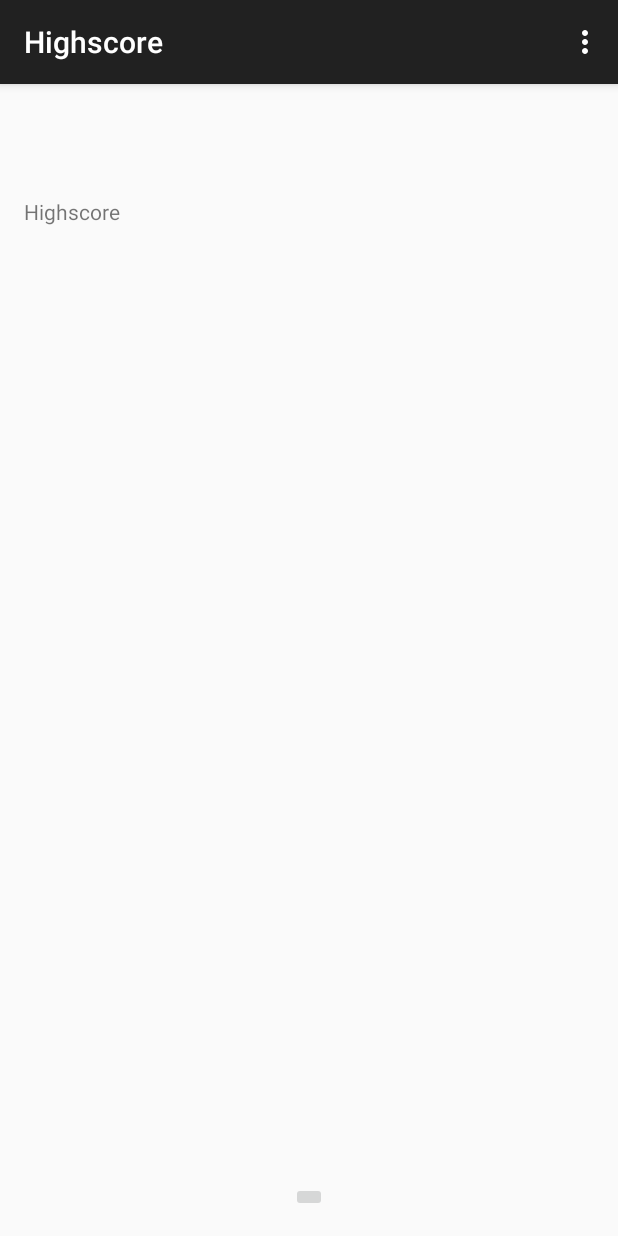
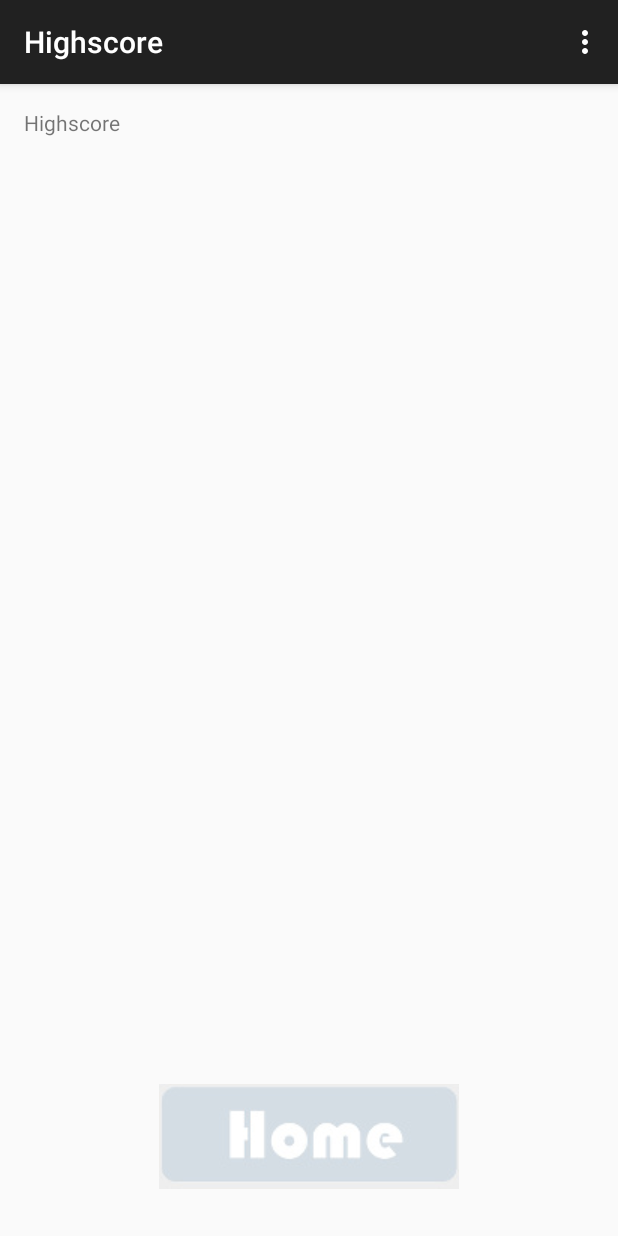
Before and after one commit to Chynn/Confusion, an Android app: the HighscoreActivity screen opened directly, with no data from a screen before it, on a phone screen of 412 x 824 dp. Run offline under Robolectric (Android 15) with nearby library versions, the phone set to English and light mode, and no system bars; Roboto replaces fonts that are not available here.

Commit message:
added Home Button

```diff
--- a/app/src/main/res/layout/activity_highscore.xml
+++ b/app/src/main/res/layout/activity_highscore.xml
@@ -11,9 +11,9 @@
         android:layout_height="400dp"
         android:text="Highscore"
         android:id="@+id/viewHighscore"
-        android:layout_alignParentTop="true"
-        android:layout_marginTop="59dp"
-        android:layout_alignParentEnd="true" />
+        android:layout_alignParentEnd="true"
+        android:layout_above="@+id/backButton"
+        android:layout_alignParentTop="true" />
 
     <ImageButton
         android:layout_width="wrap_content"
@@ -21,5 +21,8 @@
         android:id="@+id/backButton"
         android:layout_alignParentBottom="true"
         android:layout_centerHorizontal="true"
-        android:onClick="onButtonClick"/>
+        android:onClick="onButtonClick"
+        android:src="@drawable/homebutton"
+        android:background="@null"
+        android:layout_marginBottom="15dp"/>
 </RelativeLayout>
```
